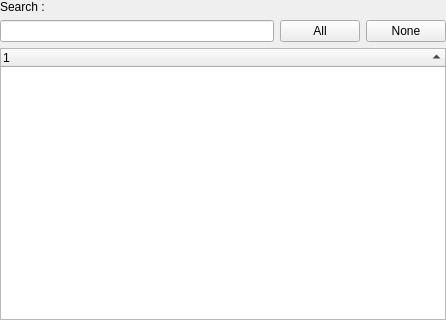
The window that retroshare-gui/src/gui/common/FriendSelectionWidget.ui (RetroShare/RetroShare) describes before a commit, drawn with Qt 5.
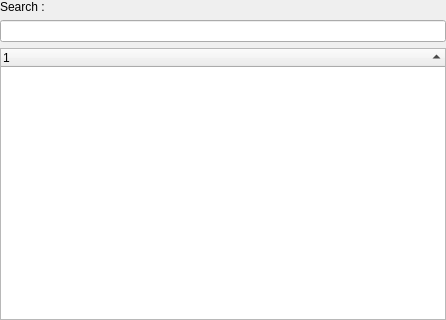
The same window after the commit. Custom widgets are drawn as their Qt base class.

Commit message:
FriendSelectionWidget: - Added sort by state - Moved buttons "All"/"None" into context menu
MessageComposer:
- Removed double details action

What changed in the file:
```diff
--- a/retroshare-gui/src/gui/common/FriendSelectionWidget.ui
+++ b/retroshare-gui/src/gui/common/FriendSelectionWidget.ui
@@ -26,20 +26,6 @@
      <item>
       <widget class="LineEditClear" name="filterLineEdit"/>
      </item>
-     <item>
-      <widget class="QPushButton" name="selectAll_PB">
-       <property name="text">
-        <string>All</string>
-       </property>
-      </widget>
-     </item>
-     <item>
-      <widget class="QPushButton" name="deselectAll_PB">
-       <property name="text">
-        <string>None</string>
-       </property>
-      </widget>
-     </item>
     </layout>
    </item>
    <item>
@@ -80,6 +66,11 @@
    <extends>QLineEdit</extends>
    <header location="global">gui/common/LineEditClear.h</header>
   </customwidget>
+  <customwidget>
+   <class>RSTreeWidget</class>
+   <extends>QTreeWidget</extends>
+   <header>gui/common/RSTreeWidget.h</header>
+  </customwidget>
  </customwidgets>
  <resources/>
  <connections/>
```
Left out of the diff: 2 changed lines with no effect on the pictures. The commit also changes 4 other files.
